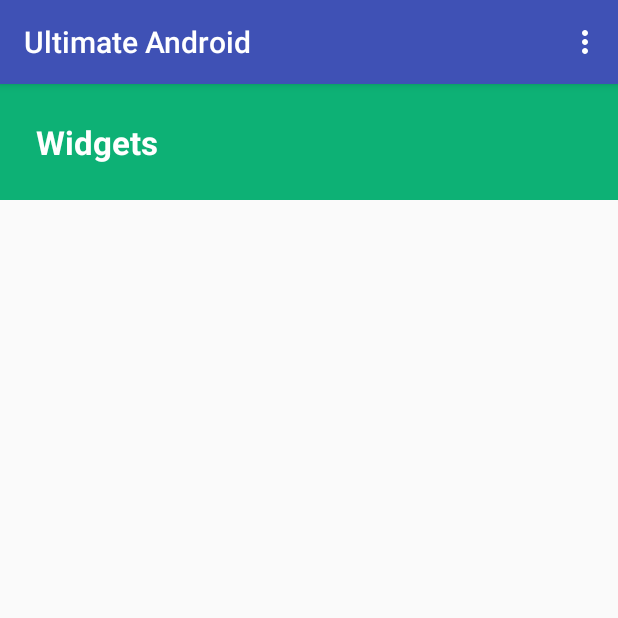
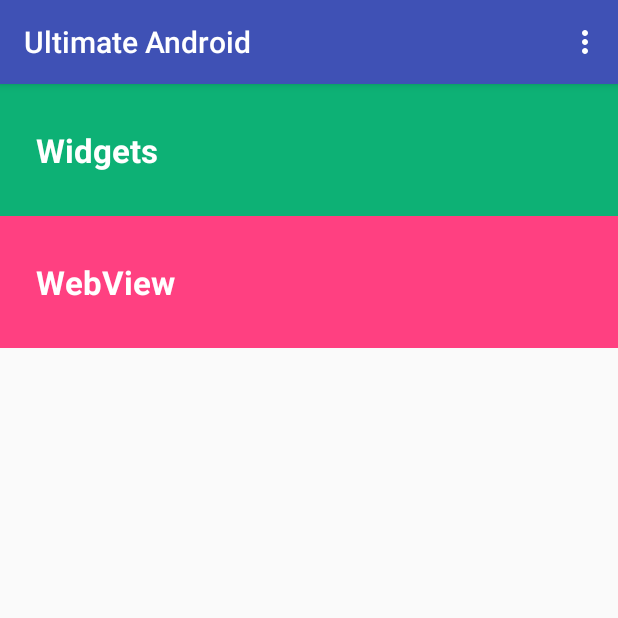
Before and after one commit to SnehPandya18/UltimateAndroid, an Android app: the screen it shows after launch (MainActivity), on a phone screen of 412 x 824 dp, the top half of it. Run offline under Robolectric (Android 15) with nearby library versions, the phone set to English and light mode, and no system bars.

Commit message:
Add: WebView

```diff
--- a/app/src/main/java/com/snehpandya/ultimateandroid/MainActivity.java
+++ b/app/src/main/java/com/snehpandya/ultimateandroid/MainActivity.java
@@ -27,6 +27,15 @@
                 startActivity(widgetsIntent);
             }
         });
+
+        TextView webview = (TextView) findViewById(R.id.webview);
+        webview.setOnClickListener(new View.OnClickListener() {
+            @Override
+            public void onClick(View v) {
+                Intent webviewIntent = new Intent(MainActivity.this, WebViewActivity.class);
+                startActivity(webviewIntent);
+            }
+        });
     }
 
     @Override
--- a/app/src/main/res/layout/activity_main.xml
+++ b/app/src/main/res/layout/activity_main.xml
@@ -6,11 +6,25 @@
     android:layout_height="wrap_content"
     tools:context="com.snehpandya.ultimateandroid.MainActivity">
 
-    <TextView
-        android:id="@+id/widgets"
-        android:padding="24dp"
-        style="@style/CategoryStyle"
-        android:background="#0db175"
-        android:textAppearance="?android:attr/textAppearanceLarge"
-        android:text="@string/widgets" />
+    <LinearLayout
+        android:layout_width="match_parent"
+        android:layout_height="match_parent"
+        android:orientation="vertical">
+
+        <TextView
+            android:id="@+id/widgets"
+            style="@style/CategoryStyle"
+            android:background="#0db175"
+            android:padding="24dp"
+            android:text="@string/widgets"
+            android:textAppearance="?android:attr/textAppearanceLarge"/>
+
+        <TextView
+            android:id="@+id/webview"
+            style="@style/CategoryStyle"
+            android:background="@color/colorAccent"
+            android:padding="24dp"
+            android:text="@string/webview"
+            android:textAppearance="?android:attr/textAppearanceLarge"/>
+    </LinearLayout>
 </ScrollView>
--- a/app/src/main/res/values/strings.xml
+++ b/app/src/main/res/values/strings.xml
@@ -11,4 +11,5 @@
     <string name="submit">Submit</string>
     <string name="about">About</string>
     <string name="coffee">I like coffee</string>
+    <string name="webview">WebView</string>
 </resources>
```
Also changed, not shown: app/src/main/AndroidManifest.xml (+7 -0 lines), app/src/main/java/com/snehpandya/ultimateandroid/WebViewActivity.java (added, +21 -0 lines), app/src/main/res/layout/activity_webview.xml (added, +10 -0 lines).
